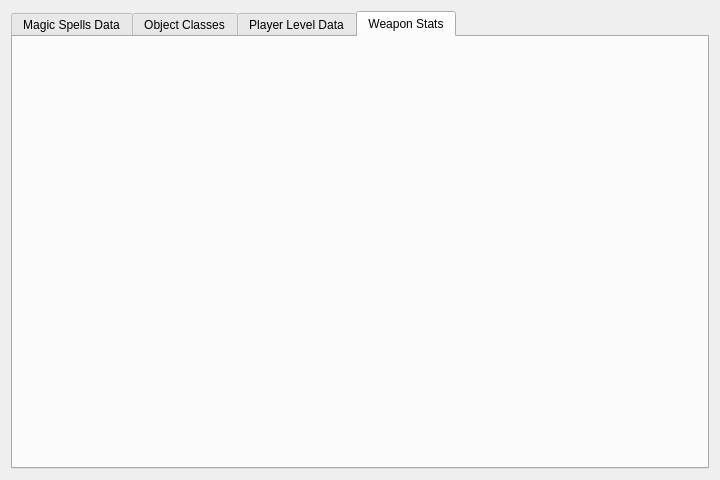
Before: the Qt Designer form Tools/KFModTool/gamedbeditwidget.ui in IvanDSM/KingsFieldRE, drawn with Qt 5.
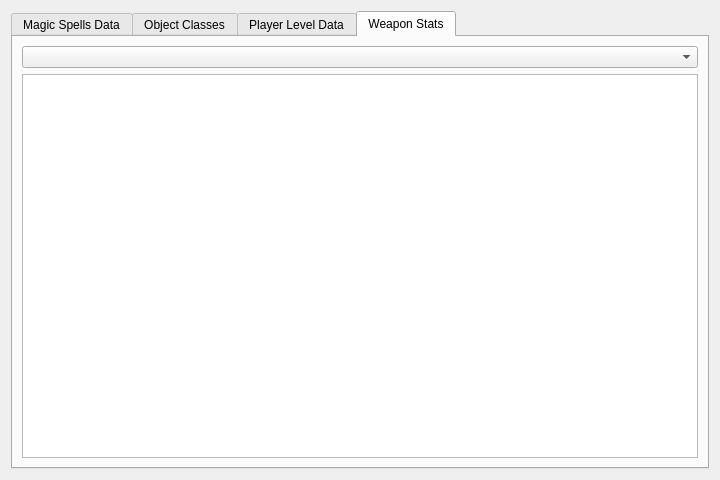
After: the same form once the commit is applied. The open tabs and pages were chosen to show the change.

Commit message: KFModTool: Add weapon stats viewing and editing!

Diff of the .ui file:
```diff
--- a/Tools/KFModTool/gamedbeditwidget.ui
+++ b/Tools/KFModTool/gamedbeditwidget.ui
@@ -79,6 +79,14 @@
       <attribute name="title">
        <string>Weapon Stats</string>
       </attribute>
+      <layout class="QVBoxLayout" name="verticalLayout_5">
+       <item>
+        <widget class="QComboBox" name="weaponCombo"/>
+       </item>
+       <item>
+        <widget class="QTableView" name="weaponTable"/>
+       </item>
+      </layout>
      </widget>
     </widget>
    </item>
```
The commit also changes 7 other files.
